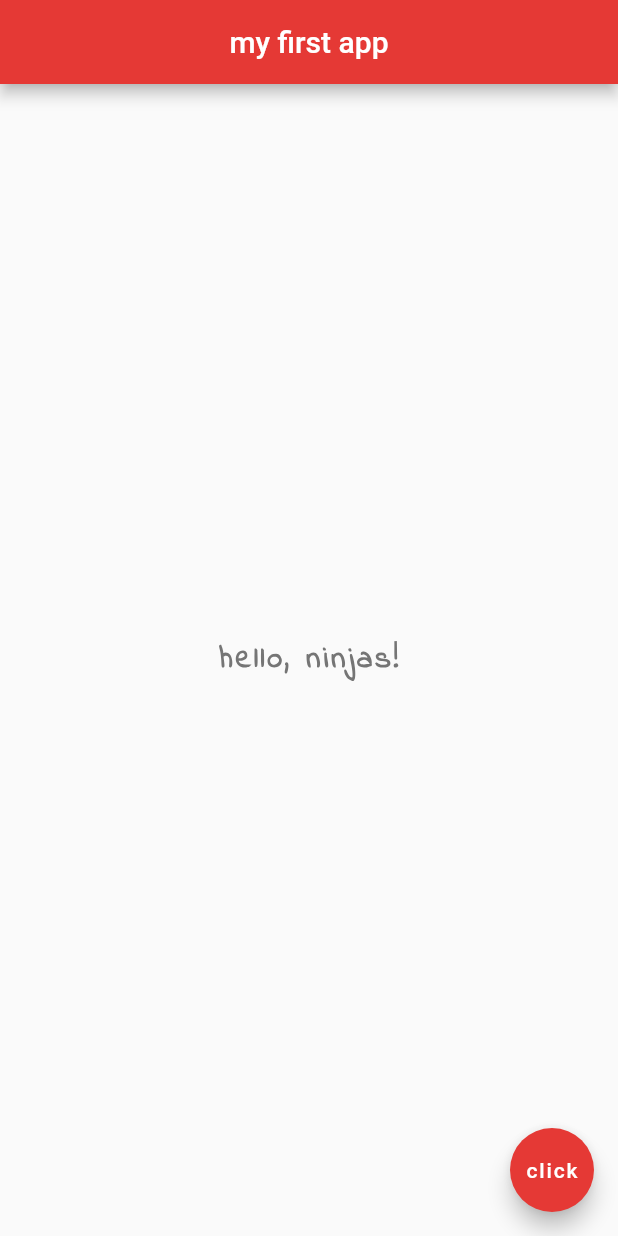
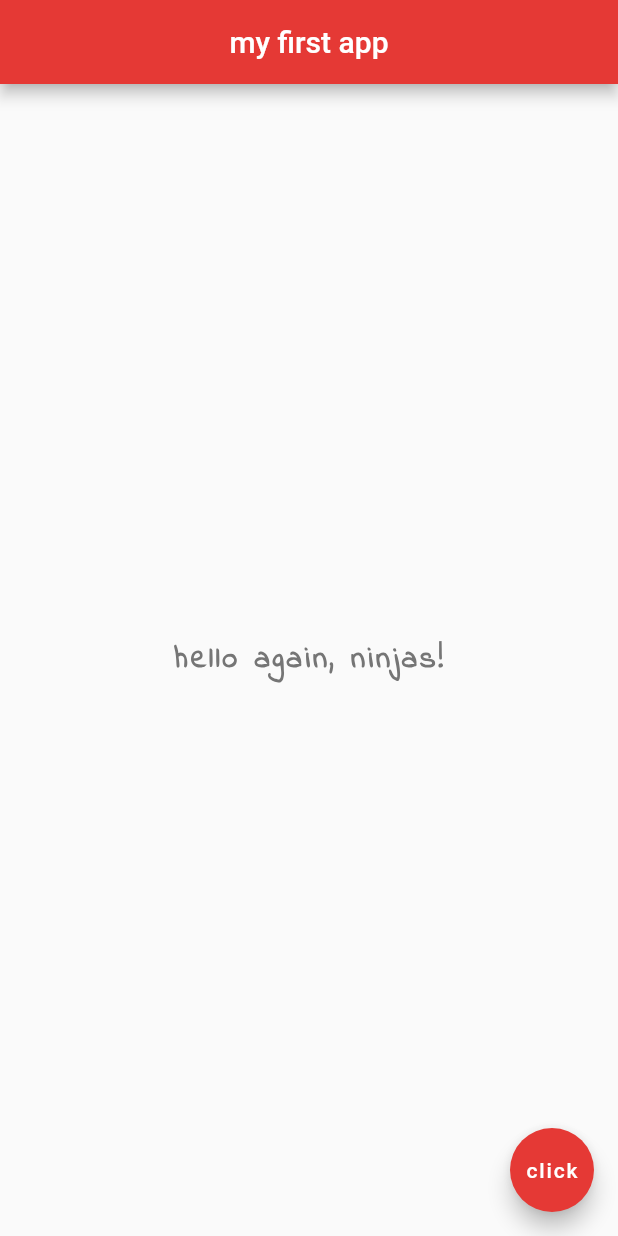
Before and after one commit to iamshaunjp/flutter-beginners-tutorial, a Flutter app: the screen it shows after launch, on a phone screen of 412 x 824 dp. Run offline on Flutter 3.47's test engine with Material 2 defaults, Android fonts, the phone set to English and light mode, and no system bars.

Commit message:
lesson-7

```diff
--- a/myapp/lib/main.dart
+++ b/myapp/lib/main.dart
@@ -1,7 +1,13 @@
 import 'package:flutter/material.dart';
 
 void main() => runApp(MaterialApp(
-  home: Scaffold(
+  home: Home(),
+));
+
+class Home extends StatelessWidget {
+  @override
+  Widget build(BuildContext context) {
+    return Scaffold(
       appBar: AppBar(
           title: Text('my first app'),
           centerTitle: true,
@@ -9,7 +15,7 @@ void main() => runApp(MaterialApp(
       ),
       body: Center(
         child: Text(
-        'hello, ninjas!',
+          'hello again, ninjas!',
           style: TextStyle(
             fontSize: 20.0,
             fontWeight: FontWeight.bold,
@@ -23,5 +29,6 @@ void main() => runApp(MaterialApp(
         backgroundColor: Colors.red[600],
         child: Text('click'),
       ),
-  ),
-));
+    );
+  }
+}
```
Lines whose indentation alone changed are shown as unchanged.
